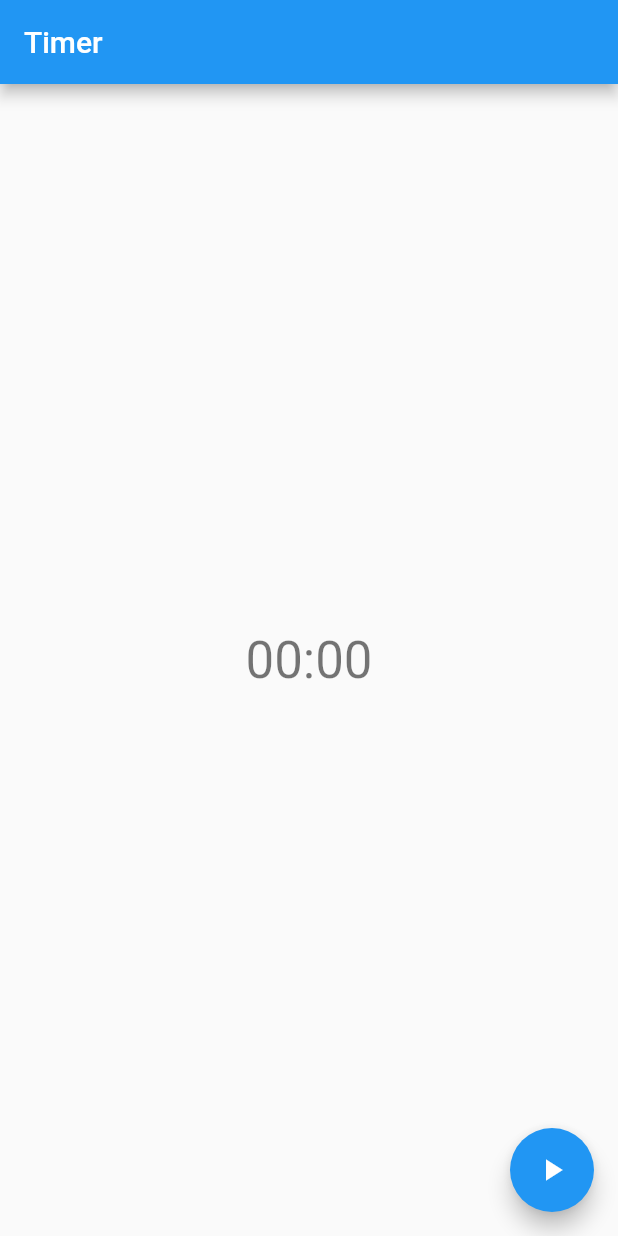
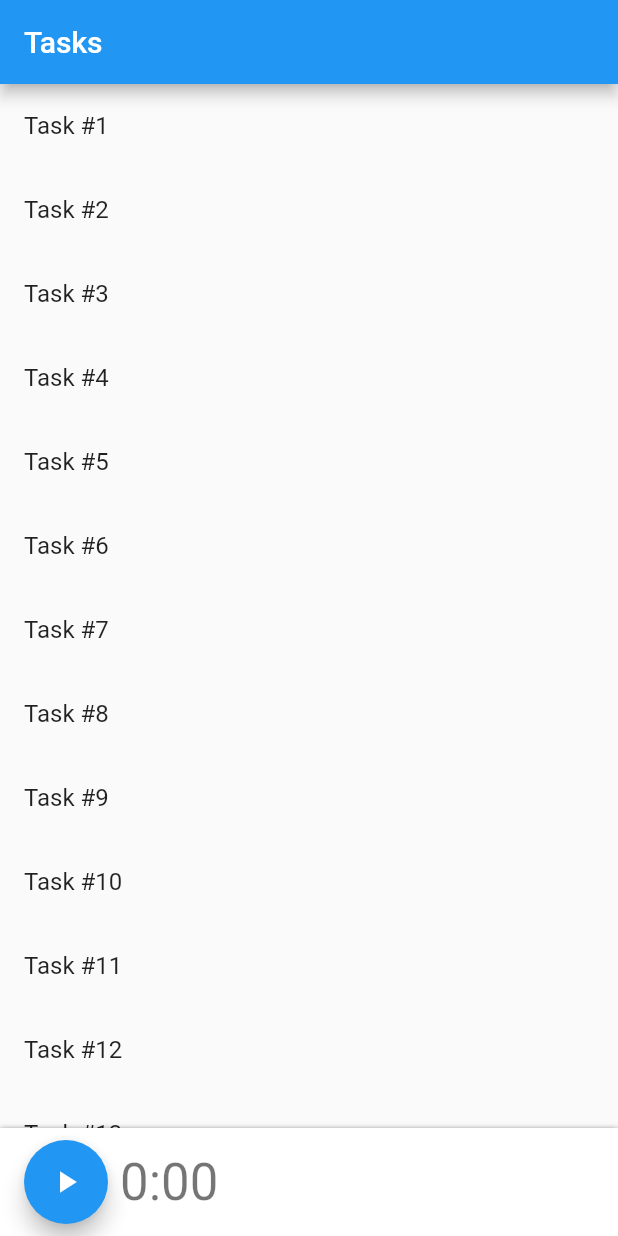
Before and after one commit to SocratesDz/timer-app-proto, a Flutter app: the screen it shows after launch, on a phone screen of 412 x 824 dp. Run offline on Flutter 3.47's test engine with Material 2 defaults, Android fonts, the phone set to English and light mode, and no system bars; our stand-ins replace shared_preferences.

Commit message:
* Added a basic layout of the app main screen. * Showing a bottom sheet widget as a placeholder of the data that should be there.

```diff
--- a/lib/main.dart
+++ b/lib/main.dart
@@ -3,6 +3,7 @@ import 'package:intl/intl.dart';
 import 'package:flutter/material.dart';
 import 'package:shared_preferences/shared_preferences.dart';
 import 'package:timer_app_proto/stopwatch.dart';
+import 'package:timer_app_proto/task_list_screen.dart';
 
 void main() => runApp(new MyApp());
 
@@ -14,7 +15,7 @@ class MyApp extends StatelessWidget {
       theme: new ThemeData(
         primarySwatch: Colors.blue,
       ),
-      home: new MyHomePage(title: 'Timer'),
+      home: TaskListScreen(),
     );
   }
 }
--- /dev/null
+++ b/lib/task_list_screen.dart
@@ -0,0 +1,78 @@
+import 'package:flutter/material.dart';
+
+class TaskListScreen extends StatefulWidget {
+  @override
+  _TaskListScreenState createState() => _TaskListScreenState();
+}
+
+class _TaskListScreenState extends State<TaskListScreen> {
+  final GlobalKey<ScaffoldState> _scaffoldKey = GlobalKey<ScaffoldState>();
+
+  @override
+  Widget build(BuildContext context) {
+    return Scaffold(
+      key: _scaffoldKey,
+      appBar: AppBar(
+        title: Text("Tasks"),
+      ),
+      body: Container(
+        child: Column(
+          children: <Widget>[
+            Expanded(
+              child: ListView.builder(
+                  itemCount: 15,
+                  itemBuilder: (context, position) {
+                    return ListTile(
+                      title: Text("Task #${position + 1}"),
+                    );
+                  }),
+            ),
+            Container(
+              decoration: BoxDecoration(
+                color: Colors.white,
+                  boxShadow: [BoxShadow(offset: Offset(0.0, 2.0), blurRadius: 3.0)]),
+              child: InkWell(
+                onTap: _showTaskDetail,
+                child: Padding(
+                  padding: const EdgeInsets.all(8.0),
+                  child: Row(
+                    children: <Widget>[
+                      Padding(
+                        padding: const EdgeInsets.symmetric(horizontal: 8.0),
+                        child: FloatingActionButton(
+                          child: Icon(Icons.play_arrow),
+                          onPressed: () {},
+                        ),
+                      ),
+                      Text(
+                        "0:00",
+                        style: Theme.of(context).textTheme.display1,
+                      )
+                    ],
+                  ),
+                ),
+              ),
+            )
+          ],
+        ),
+      ),
+    );
+  }
+
+  void _showTaskDetail() {
+    _scaffoldKey.currentState.showBottomSheet<void>((context) {
+      return new Container(child: Column(
+        crossAxisAlignment: CrossAxisAlignment.stretch,
+        children: <Widget>[
+        Padding(
+          padding: const EdgeInsets.all(8.0),
+          child: Text("Bigger Text", style: Theme.of(context).textTheme.display2,),
+        ),
+        Padding(
+          padding: const EdgeInsets.all(8.0),
+          child: Text("Another big text", style: Theme.of(context).textTheme.display2,),
+        )
+      ],),);
+    });
+  }
+}
```
